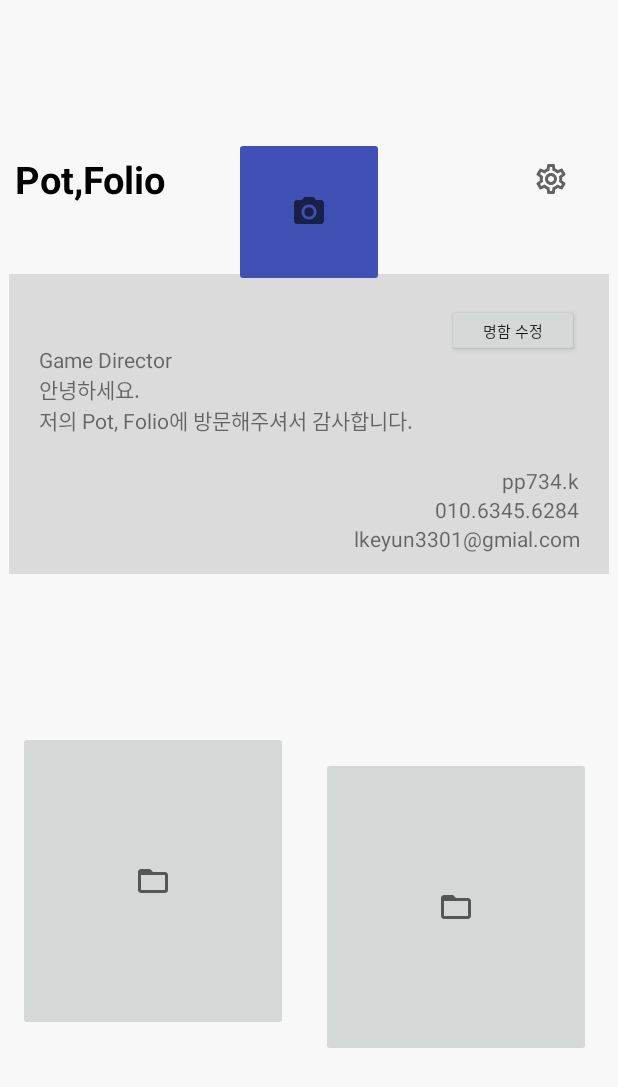
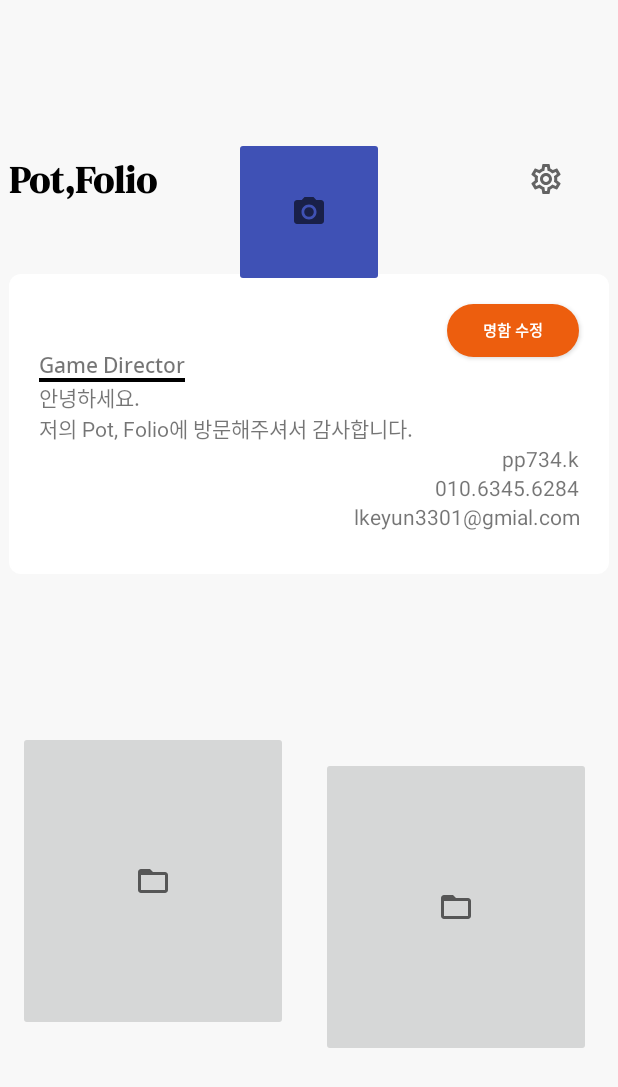
Before and after one commit to gahyunkim/Potfollio, an Android app: the layout fragment_my_page.xml on its own in the app's theme, with its tools: preview values and no code run, on a phone screen of 412 x 824 dp. Shown: the top 1087 px of the screen. Run offline under Robolectric (Android 15) with nearby library versions, the phone set to English and light mode, and no system bars.

Commit message:
폰트 수정 및 여러페이지 수정
검색 페이지, 마이페이지 전체 디자인 2차 수정
한글 폰트 5종 추가

```diff
--- /dev/null
+++ b/app/src/main/res/drawable/round_mypage.xml
@@ -0,0 +1,16 @@
+<?xml version="1.0" encoding="utf-8"?>
+<shape
+    xmlns:android="http://schemas.android.com/apk/res/android"
+    android:shape="rectangle">
+    <gradient
+        android:startColor="#9444"
+        android:endColor="#0000"
+        android:type="linear"
+        android:angle="90">
+    </gradient>
+
+    <solid android:color="#ffffff" />
+    <stroke android:color="#ffffff" android:width="1dp" />
+    <corners android:radius="7dp" />
+
+</shape>
--- a/app/src/main/res/layout/activity_login.xml
+++ b/app/src/main/res/layout/activity_login.xml
@@ -96,7 +96,7 @@
             android:layout_height="wrap_content"
             android:text="회원가입"
             android:textSize="15dp"
-            android:fontFamily="@font/notosnas_black"
+            android:fontFamily="@font/notosans_black"
             android:textColor="@color/point_orange"
             style="?android:borderlessButtonStyle"
             />
--- a/app/src/main/res/layout/fragment_my_page.xml
+++ b/app/src/main/res/layout/fragment_my_page.xml
@@ -12,7 +12,7 @@
         android:id="@+id/textView"
         android:layout_width="wrap_content"
         android:layout_height="wrap_content"
-        android:layout_marginStart="20dp"
+        android:layout_marginStart="10dp"
         android:layout_marginTop="20dp"
         android:layout_marginEnd="311dp"
         android:layout_marginBottom="605dp"
@@ -20,6 +20,7 @@
         android:textColor="#000000"
         android:textSize="25dp"
         android:textStyle="bold"
+        android:fontFamily="@font/app_name"
         app:layout_constraintBottom_toBottomOf="parent"
         app:layout_constraintEnd_toEndOf="parent"
         app:layout_constraintStart_toStartOf="parent"
@@ -52,33 +53,12 @@
         android:textColor="#000000"
         android:textSize="25dp"
         android:textStyle="bold"
+        android:fontFamily="@font/app_name"
         app:layout_constraintBottom_toBottomOf="parent"
         app:layout_constraintEnd_toEndOf="parent"
         app:layout_constraintStart_toStartOf="parent"
         app:layout_constraintTop_toTopOf="parent" />
 
-    <FrameLayout
-        android:id="@+id/frameLayout"
-        android:layout_width="400dp"
-        android:layout_height="200dp"
-        android:layout_marginTop="200dp"
-        android:layout_marginBottom="459dp"
-        android:background="#BCD3D1D1"
-        app:layout_constraintBottom_toBottomOf="parent"
-        app:layout_constraintEnd_toEndOf="parent"
-        app:layout_constraintStart_toStartOf="parent"
-        app:layout_constraintTop_toTopOf="parent">
-
-        <Button
-            android:id="@+id/btn_card_change"
-            android:layout_width="wrap_content"
-            android:layout_height="35dp"
-            android:layout_gravity="right"
-            android:layout_marginTop="20dp"
-            android:layout_marginEnd="20dp"
-            android:text="명함 수정"
-            android:textSize="10sp" />
-    </FrameLayout>
 
     <FrameLayout
         android:id="@+id/card_frame"
@@ -95,6 +75,7 @@
         <LinearLayout
             android:layout_width="400dp"
             android:layout_height="200dp"
+            android:background="@drawable/round_mypage"
             android:orientation="vertical">
 
             <TextView
@@ -105,30 +86,33 @@
                 android:layout_marginTop="20dp"
                 android:textColor="@color/black"
                 android:textSize="20dp"
-                android:textStyle="bold" />
+                android:textStyle="bold"
+                android:fontFamily="@font/notosans_black"/>
 
             <TextView
                 android:id="@+id/card_nickname"
                 android:layout_width="wrap_content"
                 android:layout_height="wrap_content"
                 android:layout_marginStart="20dp"
-                android:text="Game Director"/>
+                android:text="Game Director"
+                android:fontFamily="@font/notosans_medium"
+                android:background="@drawable/underline_search"/>
 
             <TextView
                 android:id="@+id/card_info"
                 android:layout_width="wrap_content"
                 android:layout_height="wrap_content"
                 android:layout_marginStart="20dp"
-                android:text="안녕하세요.\n저의 Pot, Folio에 방문해주셔서 감사합니다." />
+                android:text="안녕하세요.\n저의 Pot, Folio에 방문해주셔서 감사합니다."
+                android:fontFamily="@font/notosans_kr_regular"/>
 
             <TextView
                 android:id="@+id/card_sns"
                 android:layout_width="match_parent"
                 android:layout_height="wrap_content"
-                android:layout_marginTop="20dp"
                 android:layout_marginEnd="20dp"
                 android:text="pp734.k"
-                android:textAlignment="textEnd" />
+                android:textAlignment="textEnd"/>
 
             <TextView
                 android:id="@+id/card_phone"
@@ -151,6 +135,33 @@
 
         </LinearLayout>
 
+    </FrameLayout>
+
+
+    <FrameLayout
+        android:id="@+id/frameLayout"
+        android:layout_width="400dp"
+        android:layout_height="200dp"
+        android:layout_marginTop="200dp"
+        android:layout_marginBottom="459dp"
+        app:layout_constraintBottom_toBottomOf="parent"
+        app:layout_constraintEnd_toEndOf="parent"
+        app:layout_constraintStart_toStartOf="parent"
+        app:layout_constraintTop_toTopOf="parent">
+
+        <Button
+            android:id="@+id/btn_card_change"
+            android:layout_width="wrap_content"
+            android:layout_height="35dp"
+            android:layout_gravity="right"
+            android:layout_marginTop="20dp"
+            android:layout_marginEnd="20dp"
+            android:text="명함 수정"
+            android:textSize="10sp"
+            android:textColor="@color/white"
+            android:fontFamily="@font/notosans_bold"
+            android:elevation="30dp"
+            android:background="@drawable/roundbutton_point_orange"/>
     </FrameLayout>
 
     <ImageButton
```
Also changed, not shown: app/src/main/res/layout/fragment_add.xml (+9 -9 lines), app/src/main/res/layout/fragment_search.xml (+9 -5 lines), app/src/main/res/drawable/roundbutton_point_orange.xml (renamed from app/src/main/res/drawable/roundbutton_point_orage.xml), app/src/main/res/font/notosans_black.ttf (renamed from app/src/main/res/font/notosnas_black.ttf), app/src/main/res/font/notosans_bold.ttf (added), app/src/main/res/font/notosans_medium.ttf (added), app/src/main/res/font/notosans_regular.ttf (added), app/src/main/res/font/notosans_thin.ttf (added), 6 other files.
